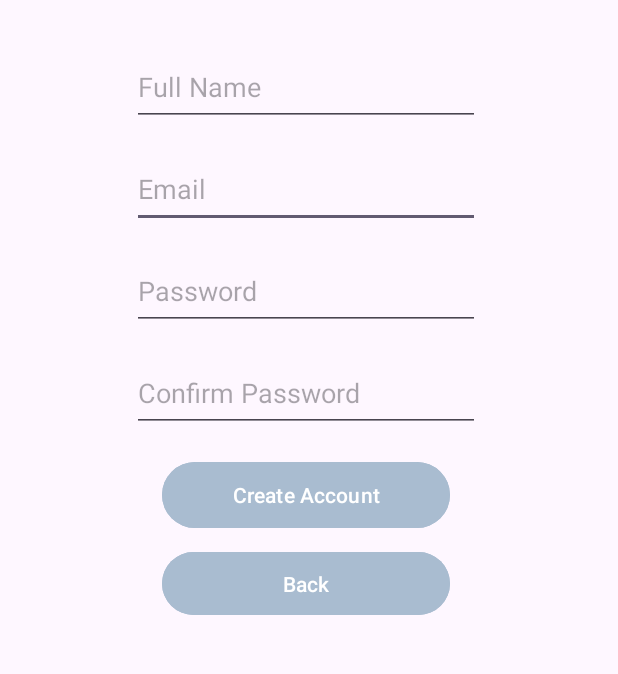
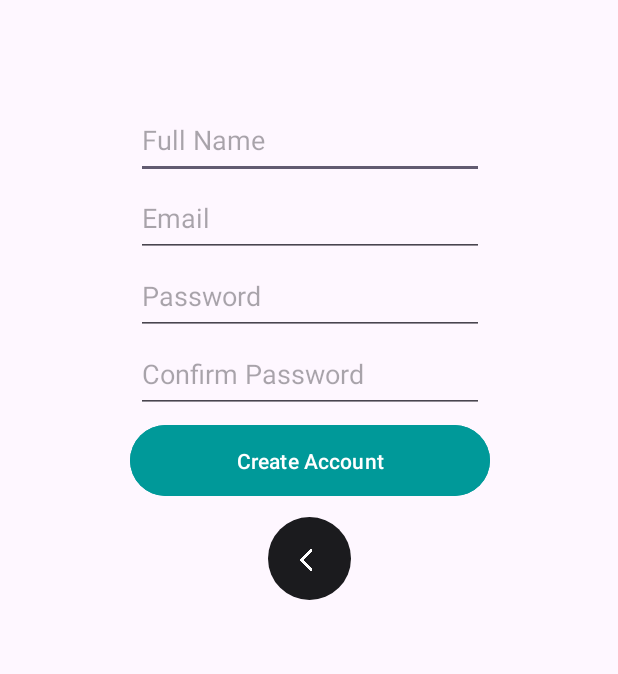
Before and after one commit to KrishnaManamohan/B07FinalProject, an Android app: the CreateUserActivity screen opened directly, with no data from a screen before it, on a phone screen of 412 x 824 dp, the part 409-1083 px from its top. Run offline under Robolectric (Android 15) with nearby library versions, the phone set to English and light mode, and no system bars; our stand-ins replace Firebase (no records; nobody signed in at launch, a user with empty details on screens opened directly); 1 statement that could not run was skipped.

Commit message:
Optimized Main Activity and Sign Up page UI, and fixed some .java file errors

```diff
--- a/app/src/main/java/com/example/planetzeapp/CreateUserActivity.java
+++ b/app/src/main/java/com/example/planetzeapp/CreateUserActivity.java
@@ -1,5 +1,6 @@
 package com.example.planetzeapp;
 
+//import android.annotation.SuppressLint;
 import android.content.Intent;
 import android.os.Bundle;
 import android.widget.Button;
@@ -24,6 +25,7 @@ public class CreateUserActivity extends AppCompatActivity {
     private FirebaseAuth firebaseAuth;
     private DatabaseReference databaseReference;
 
+    //@SuppressLint("MissingInflatedId")
     @Override
     protected void onCreate(Bundle savedInstanceState) {
         super.onCreate(savedInstanceState);
--- a/app/src/main/res/layout/activity_create_user.xml
+++ b/app/src/main/res/layout/activity_create_user.xml
@@ -20,86 +20,117 @@
         app:layout_constraintVertical_bias="0.201" />
 
     <androidx.constraintlayout.widget.ConstraintLayout
-        android:layout_width="409dp"
-        android:layout_height="478dp"
+        android:id="@+id/conatiner"
+        android:layout_width="245dp"
+        android:layout_height="401dp"
+        android:layout_marginTop="56dp"
         app:layout_constraintBottom_toBottomOf="parent"
         app:layout_constraintEnd_toEndOf="parent"
-        app:layout_constraintHorizontal_bias="0.0"
         app:layout_constraintStart_toStartOf="parent"
         app:layout_constraintTop_toBottomOf="@+id/loginImageView"
-        app:layout_constraintVertical_bias="0.0">
+        app:layout_constraintVertical_bias="0.12">
 
-        <Button
-            android:id="@+id/backButton"
-            android:layout_width="192dp"
-            android:layout_height="50dp"
-            android:layout_marginStart="108dp"
-            android:layout_marginTop="8dp"
-            android:backgroundTint="#A9BCD0"
-            android:text="Back"
-            app:iconTint="#00A9BC"
+        <EditText
+            android:id="@+id/userFullName"
+            android:layout_width="232dp"
+            android:layout_height="52dp"
+            android:layout_marginStart="7dp"
+            android:layout_marginEnd="6dp"
+            android:autofillHints="this is your name"
+            android:hint="@string/full_name"
+            android:imeOptions="actionDone"
+            android:inputType="text"
+            android:textAlignment="textStart"
+            app:layout_constraintEnd_toEndOf="parent"
             app:layout_constraintStart_toStartOf="parent"
-            app:layout_constraintTop_toBottomOf="@+id/LoginButton" />
+            app:layout_constraintTop_toTopOf="parent" />
+
+        <EditText
+            android:id="@+id/confirmPassword"
+            android:layout_width="232dp"
+            android:layout_height="52dp"
+            android:layout_marginStart="7dp"
+            android:layout_marginEnd="6dp"
+            android:layout_marginBottom="4dp"
+            android:autofillHints="write your password again"
+            android:hint="@string/confirm_password"
+            android:imeOptions="actionDone"
+            android:inputType="textPassword"
+            app:layout_constraintBottom_toTopOf="@+id/LoginButton"
+            app:layout_constraintEnd_toEndOf="parent"
+            app:layout_constraintStart_toStartOf="parent"
+            app:layout_constraintTop_toBottomOf="@+id/passwordEditText" />
+
+        <EditText
+            android:id="@+id/passwordEditText"
+            android:layout_width="232dp"
+            android:layout_height="52dp"
+            android:layout_marginStart="7dp"
+            android:layout_marginEnd="6dp"
+            android:autofillHints="password edit text"
+            android:hint="@string/password2"
+            android:imeOptions="actionDone"
+            android:inputType="textPassword"
+            app:layout_constraintEnd_toEndOf="parent"
+            app:layout_constraintStart_toStartOf="parent"
+            app:layout_constraintTop_toBottomOf="@+id/usernameEditText" />
 
         <EditText
             android:id="@+id/usernameEditText"
             android:layout_width="232dp"
             android:layout_height="52dp"
-            android:layout_marginStart="88dp"
-            android:layout_marginTop="16dp"
-            android:hint="Email"
+            android:layout_marginStart="7dp"
+            android:layout_marginEnd="6dp"
+            android:autofillHints="edit username"
+            android:hint="@string/email"
             android:imeOptions="actionDone"
             android:inputType="text"
+            android:textAlignment="textStart"
+            app:layout_constraintEnd_toEndOf="parent"
             app:layout_constraintStart_toStartOf="parent"
             app:layout_constraintTop_toBottomOf="@+id/userFullName" />
 
-        <EditText
-            android:id="@+id/passwordEditText"
-            android:layout_width="232dp"
-            android:layout_height="52dp"
-            android:layout_marginStart="88dp"
-            android:layout_marginTop="16dp"
-            android:hint="Password"
-            android:imeOptions="actionDone"
-            android:inputType="textPassword"
-            app:layout_constraintStart_toStartOf="parent"
-            app:layout_constraintTop_toBottomOf="@+id/usernameEditText" />
-
-        <EditText
-            android:id="@+id/confirmPassword"
-            android:layout_width="232dp"
-            android:layout_height="52dp"
-            android:layout_marginStart="88dp"
-            android:layout_marginTop="16dp"
-            android:hint="Confirm Password"
-            android:imeOptions="actionDone"
-            android:inputType="textPassword"
-            app:layout_constraintStart_toStartOf="parent"
-            app:layout_constraintTop_toBottomOf="@+id/passwordEditText" />
-
         <Button
             android:id="@+id/LoginButton"
-            android:layout_width="192dp"
-            android:layout_height="52dp"
-            android:layout_marginStart="108dp"
-            android:layout_marginTop="16dp"
-            android:backgroundTint="#A9BCD0"
-            android:text="Create Account"
+            android:layout_width="240dp"
+            android:layout_height="55dp"
+            android:layout_marginStart="3dp"
+            android:layout_marginTop="4dp"
+            android:layout_marginEnd="2dp"
+            android:backgroundTint="#009999"
+            android:text="@string/create_account"
             app:iconTint="#00A9BC"
+            app:layout_constraintEnd_toEndOf="parent"
             app:layout_constraintStart_toStartOf="parent"
             app:layout_constraintTop_toBottomOf="@+id/confirmPassword" />
 
-        <EditText
-            android:id="@+id/userFullName"
-            android:layout_width="232dp"
-            android:layout_height="52dp"
-            android:layout_marginStart="88dp"
-            android:layout_marginTop="32dp"
-            android:hint="Full Name"
-            android:imeOptions="actionDone"
-            android:inputType="text"
+        <ImageButton
+            android:id="@+id/imageButton3"
+            android:layout_width="55dp"
+            android:layout_height="55dp"
+            android:layout_marginTop="10dp"
+            android:background="#00FFFFFF"
+            android:contentDescription="@string/back_button"
+            android:src="@drawable/circle"
+            app:layout_constraintBottom_toBottomOf="parent"
+            app:layout_constraintEnd_toEndOf="parent"
             app:layout_constraintStart_toStartOf="parent"
-            app:layout_constraintTop_toTopOf="parent" />
+            app:layout_constraintTop_toBottomOf="@+id/LoginButton"
+            app:layout_constraintVertical_bias="0.0"
+            app:tint="#1B1B1E" />
+
+        <ImageView
+            android:id="@+id/imageView2"
+            android:layout_width="15dp"
+            android:layout_height="16dp"
+            android:layout_marginEnd="4dp"
+            android:contentDescription="@string/todo"
+            android:src="@drawable/back"
+            app:layout_constraintBottom_toBottomOf="@+id/imageButton3"
+            app:layout_constraintEnd_toEndOf="@+id/imageButton3"
+            app:layout_constraintStart_toStartOf="@+id/imageButton3"
+            app:layout_constraintTop_toTopOf="@+id/imageButton3"
+            app:layout_constraintVertical_bias="0.518" />
 
     </androidx.constraintlayout.widget.ConstraintLayout>
 
--- a/app/src/main/res/values/strings.xml
+++ b/app/src/main/res/values/strings.xml
@@ -8,4 +8,11 @@
     <string name="username">Username</string>
     <string name="password">Password</string>
     <string name="loginField">Login</string>
+    <string name="todo">TODO</string>
+    <string name="back_button">back button</string>
+    <string name="create_account">Create Account</string>
+    <string name="email">Email</string>
+    <string name="password2">Password</string>
+    <string name="confirm_password">Confirm Password</string>
+    <string name="full_name">Full Name</string>
 </resources>
```
Also changed, not shown: app/src/main/AndroidManifest.xml (+0 -9 lines), app/src/main/java/com/example/planetzeapp/LoginActivity.java (+12 -3 lines), app/src/main/res/layout/activity_login.xml (+20 -27 lines), app/src/main/res/drawable/back.png (added).
